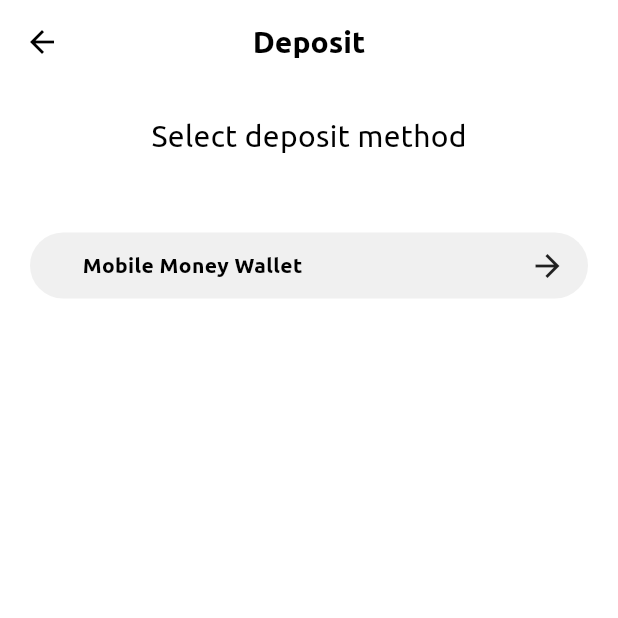
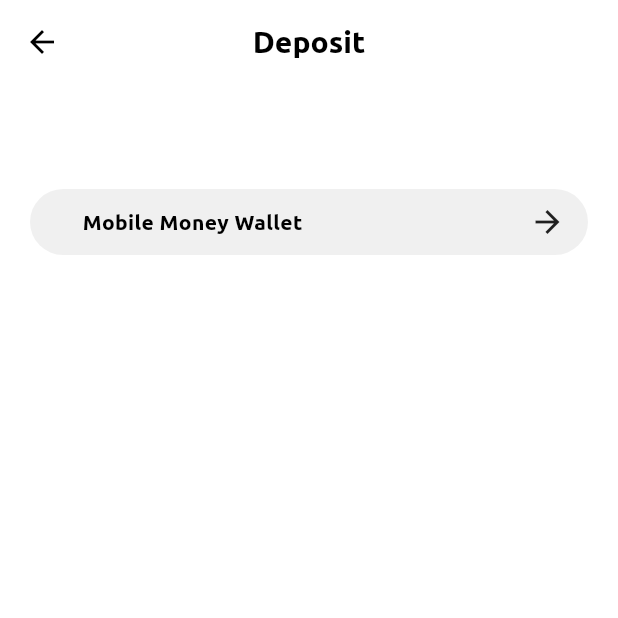
Before and after one commit to top2429/Finance-App, a Flutter app: the DepositLocations screen opened directly, on a phone screen of 412 x 824 dp, the top half of it. Run offline on Flutter 3.47's test engine with Material 3 defaults, Android fonts, the phone set to English and light mode, and no system bars; our stand-ins replace buttons_tabbar, cloud_firestore, firebase_auth, firebase_core, fl_chart, flutter_otp_text_field and 3 more; missing offline and left inert: flutterwave_standard, pin_plus_keyboard; accounts and stored records are empty; project files that could hold a hidden picture were left out.

Commit message:
fix: Some features is updated.

```diff
--- a/lib/features/deposit/presentation/depositLocationsScreen.dart
+++ b/lib/features/deposit/presentation/depositLocationsScreen.dart
@@ -34,10 +34,6 @@ class _DepositocationsState extends State<DepositLocations> {
           padding: const EdgeInsets.all(20),
           child: Column(
             children: [
-              const Text(
-                "Select deposit method",
-                style: TextStyle(fontSize: 20),
-              ),
               const SizedBox(
                 height: 50,
               ),
```
